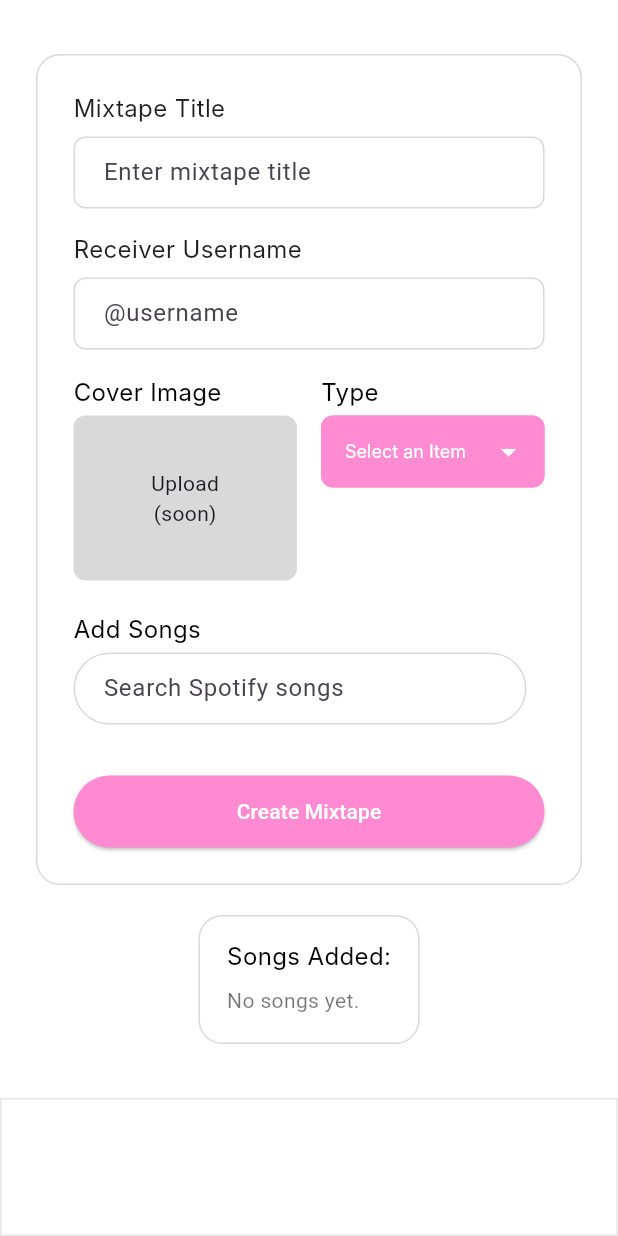
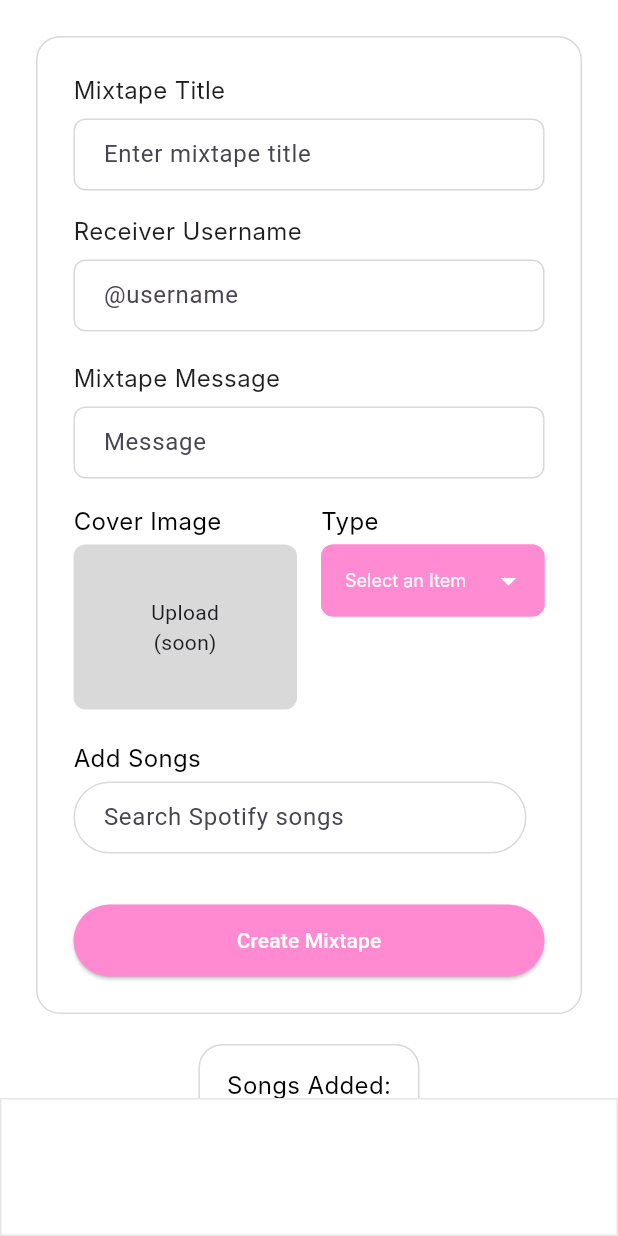
Before and after one commit to shopia-hacks/Just-Dropd, a Flutter app: the AddMixtapePage screen opened directly with empty values, on a phone screen of 412 x 824 dp. Run offline on Flutter 3.47's test engine with Material 3 defaults, Android fonts, the phone set to English and light mode, and no system bars; our stand-ins replace flutter_svg; Roboto replaces fonts that are missing (Inter).

Commit message:
Added mixtape message field in form

```diff
--- a/frontend/lib/pages/add_mixtape.dart
+++ b/frontend/lib/pages/add_mixtape.dart
@@ -14,6 +14,7 @@ class AddMixtapePage extends StatefulWidget {
 
 class _AddMixtapePageState extends State<AddMixtapePage> {
   final _mixtapeTitleController = TextEditingController();
+  final _mixtapeMessageController = TextEditingController();
   final _receiverUsernameController = TextEditingController();
   final _songSearchController = TextEditingController();
 
@@ -36,6 +37,7 @@ class _AddMixtapePageState extends State<AddMixtapePage> {
   void dispose() {
     _debounce?.cancel();
     _mixtapeTitleController.dispose();
+    _mixtapeMessageController.dispose();
     _receiverUsernameController.dispose();
     _songSearchController.dispose();
     super.dispose();
@@ -205,6 +207,32 @@ class _AddMixtapePageState extends State<AddMixtapePage> {
             controller: _receiverUsernameController,
             decoration: InputDecoration(
               hintText: "@username",
+              border: OutlineInputBorder(borderRadius: BorderRadius.circular(8)),
+              enabledBorder: OutlineInputBorder(
+                borderRadius: BorderRadius.circular(8),
+                borderSide: const BorderSide(color: Color(0xFFD9D9D9)),
+              ),
+              contentPadding: const EdgeInsets.symmetric(horizontal: 16, vertical: 12),
+            ),
+          ),
+          const SizedBox(height: 20),
+
+          //mixtape message
+          const Text(
+            "Mixtape Message",
+            style: TextStyle(
+              color: Color(0xFF1E1E1E),
+              fontSize: 16,
+              fontFamily: 'Inter',
+              fontWeight: FontWeight.w400,
+              height: 1.40,
+            ),
+          ),
+          const SizedBox(height: 8),
+          TextField(
+            controller: _mixtapeMessageController,
+            decoration: InputDecoration(
+              hintText: "Message",
               border: OutlineInputBorder(borderRadius: BorderRadius.circular(8)),
               enabledBorder: OutlineInputBorder(
                 borderRadius: BorderRadius.circular(8),
@@ -434,6 +462,7 @@ class _AddMixtapePageState extends State<AddMixtapePage> {
 
                 debugPrint("Create mixtape pressed");
                 debugPrint("Title: ${_mixtapeTitleController.text}");
+                debugPrint("Message: ${_mixtapeMessageController.text}");
                 debugPrint("Receiver: ${_receiverUsernameController.text}");
                 debugPrint("Type: $_mixtapeType");
                 debugPrint("Tracks payload: $tracks");
```
Also changed, not shown: 2 other files.
